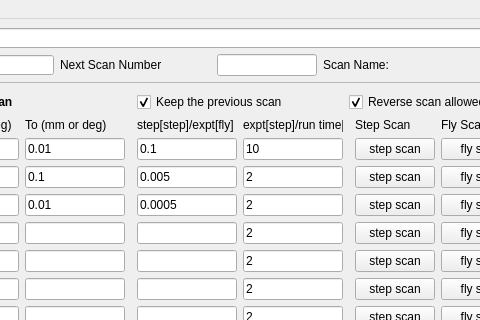
The window that gui/ptycoSAXS.ui (Byeongdulee/ptychoSAXS) describes before a commit, drawn with Qt 5; both pictures show x 561 to 1041 and y 0 to 320 of the 1300 by 846 pixel window.
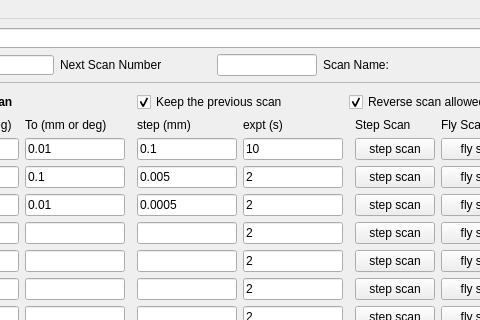
The same window after the commit.

```diff
--- a/gui/ptycoSAXS.ui
+++ b/gui/ptycoSAXS.ui
@@ -305,7 +305,7 @@
              </size>
             </property>
             <property name="text">
-             <string>expt[step]/run time[fly]</string>
+             <string>expt (s)</string>
             </property>
            </widget>
           </item>
@@ -1499,7 +1499,7 @@
              </size>
             </property>
             <property name="text">
-             <string>step[step]/expt[fly]</string>
+             <string>step (mm)</string>
             </property>
            </widget>
           </item>
```
Left out of the diff: 2 changed lines with no effect on the pictures.
